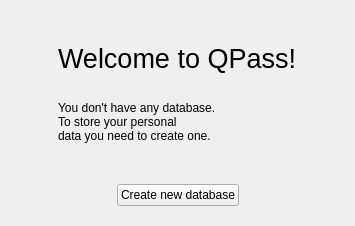
Before: the Qt Designer form dialogs/NewDatabaseDialogPage1.ui in veaceslav/qpass-qt5, drawn with Qt 5.
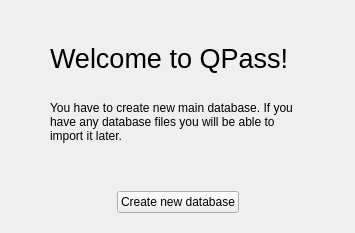
After: the same form once the commit is applied.

Commit message:
Changed data paths and modified settings storing
Data path to translation files was invalid. writeSettings function
sometimes was executed when position and size was incorrect. Now it
should work correctly.

Patch:
```diff
--- a/dialogs/NewDatabaseDialogPage1.ui
+++ b/dialogs/NewDatabaseDialogPage1.ui
@@ -7,7 +7,7 @@
     <x>0</x>
     <y>0</y>
     <width>355</width>
-    <height>207</height>
+    <height>233</height>
    </rect>
   </property>
   <property name="windowTitle">
@@ -60,9 +60,10 @@
          <item>
           <widget class="QLabel" name="label_2">
            <property name="text">
-            <string>You don't have any database.
-To store your personal
-data you need to create one.</string>
+            <string>You have to create new main database. If you have any database files you will be able to import it later. </string>
+           </property>
+           <property name="wordWrap">
+            <bool>true</bool>
            </property>
           </widget>
          </item>
```
The commit also changes 13 other files.
